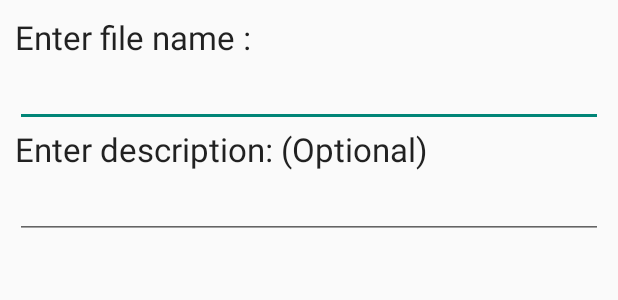
After one commit to Zeeblur/Coursework-MobileAppDev, an Android app: the layout prompt_save.xml on its own in the app's theme, with its tools: preview values and no code run, on a phone screen of 412 x 824 dp. The commit adds this screen. Shown: the top 300 px of the screen. Run offline under Robolectric (Android 15) with nearby library versions, the phone set to English and light mode, and no system bars.

Commit message:
Added in prompt to save or discard audio file. Need to add validation for input

```diff
--- a/InputAudio/app/src/main/java/com/example/zoeoeh/inputaudio/OpenGLClass.java
+++ b/InputAudio/app/src/main/java/com/example/zoeoeh/inputaudio/OpenGLClass.java
@@ -38,5 +38,7 @@ public class OpenGLClass extends Fragment {
     {
         super.onPause();
         myGLview.onPause();
+
+
     }
 }
--- a/InputAudio/app/src/main/java/com/example/zoeoeh/inputaudio/PageAdapt.java
+++ b/InputAudio/app/src/main/java/com/example/zoeoeh/inputaudio/PageAdapt.java
@@ -22,13 +22,13 @@ public class PageAdapt extends FragmentStatePagerAdapter {
         switch (position)
         {
             case 0:
-                OpenGLClass tab1 = new OpenGLClass();
+                PlayTune tab1 = new PlayTune();
                 return tab1;
             case 1:
-                PlayTune tab2 = new PlayTune();
+                Recorder tab2 = new Recorder();
                 return tab2;
             case 2:
-                Recorder tab3 = new Recorder();
+                OpenGLClass tab3 = new OpenGLClass();
                 return tab3;
             default:
                 return null;
--- /dev/null
+++ b/InputAudio/app/src/main/res/layout/prompt_save.xml
@@ -0,0 +1,37 @@
+<?xml version="1.0" encoding="utf-8"?>
+<LinearLayout xmlns:android="http://schemas.android.com/apk/res/android"
+    android:id="@+id/layout_root"
+    android:layout_width="fill_parent"
+    android:layout_height="fill_parent"
+    android:orientation="vertical"
+    android:padding="10dp" >
+
+    <TextView
+        android:id="@+id/textView1"
+        android:layout_width="wrap_content"
+        android:layout_height="wrap_content"
+        android:text="Enter file name : "
+        android:textAppearance="?android:attr/textAppearanceLarge" />
+
+    <EditText
+        android:id="@+id/editTextDialogUserInput"
+        android:layout_width="match_parent"
+        android:layout_height="wrap_content" >
+
+        <requestFocus />
+
+    </EditText>
+
+    <TextView
+        android:id="@+id/textView"
+        android:layout_width="wrap_content"
+        android:layout_height="wrap_content"
+        android:text="@string/desc"
+        android:textAppearance="?android:attr/textAppearanceLarge" />
+
+    <EditText
+        android:id="@+id/editText"
+        android:layout_width="match_parent"
+        android:layout_height="wrap_content" />
+
+</LinearLayout>
--- a/InputAudio/app/src/main/res/values/strings.xml
+++ b/InputAudio/app/src/main/res/values/strings.xml
@@ -10,4 +10,7 @@
     <string name="app_play">Play</string>
     <string name="app_rec">Record</string>
     <string name="app_tune">Tune</string>
+    <string name="desc">Enter description: (Optional)</string>
+    <string name="fileName">Enter Filename: </string>
+    <string name="tempName">audio_recording</string>
 </resources>
```
Also changed, not shown: InputAudio/app/src/main/java/com/example/zoeoeh/inputaudio/Recorder.java (+157 -23 lines), InputAudio/app/src/main/java/com/example/zoeoeh/inputaudio/TabSwitcher.java (+6 -2 lines), InputAudio/app/src/main/res/layout/activity_main.xml (+14 -0 lines).
